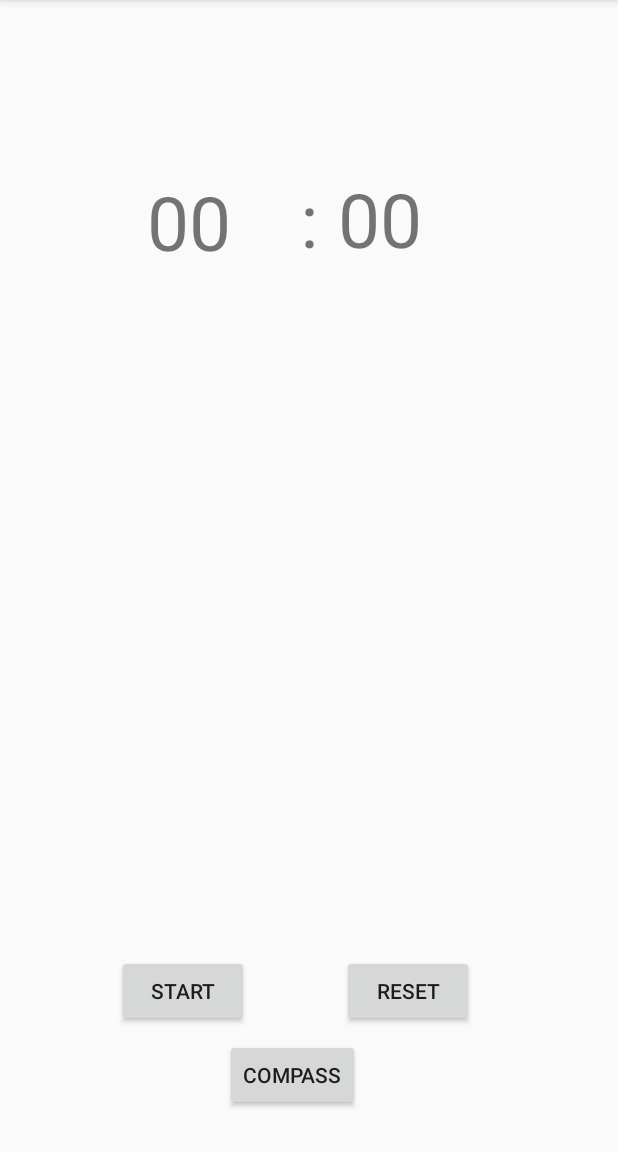
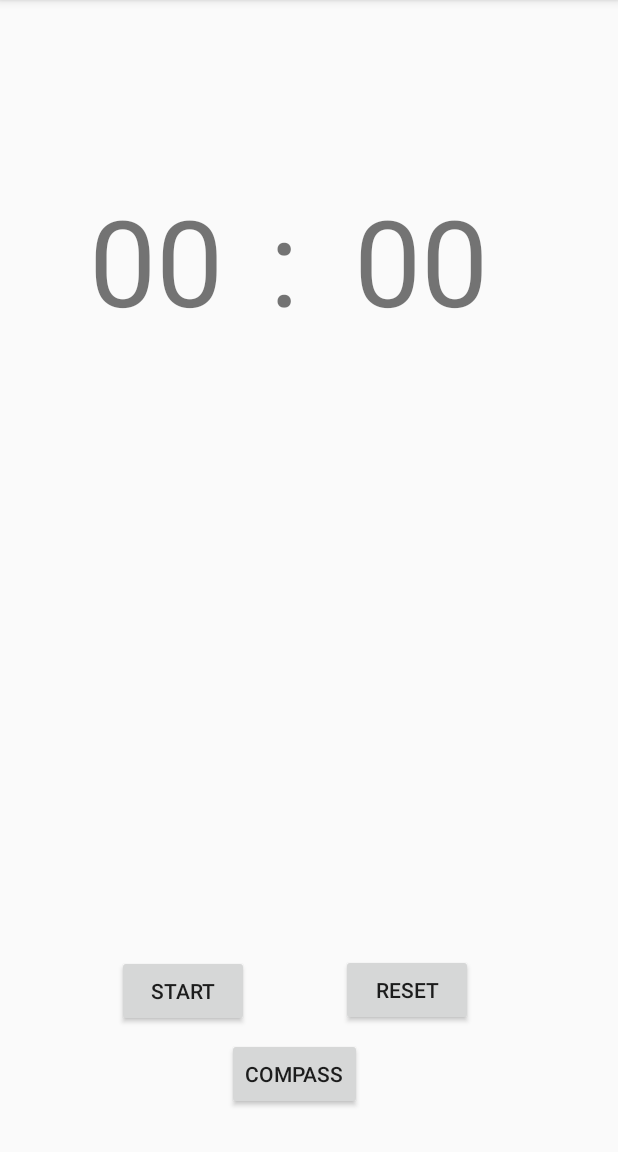
Before and after one commit to jasonclwd/CS125PROJ, an Android app: the DigitalClock screen opened directly, with no data from a screen before it, on a phone screen of 412 x 824 dp, the part 84-1236 px from its top. Run offline under Robolectric (Android 15) with nearby library versions, the phone set to English and light mode, and no system bars.

Commit message:
UI improved

```diff
--- a/app/src/main/res/layout/activity_digital_clock2.xml
+++ b/app/src/main/res/layout/activity_digital_clock2.xml
@@ -5,6 +5,7 @@
     android:layout_width="match_parent"
     android:layout_height="match_parent"
     tools:context=".DigitalClock">
+
     <Button
         android:id="@+id/button"
         android:layout_width="wrap_content"
@@ -12,9 +13,9 @@
         android:layout_alignParentStart="true"
         android:layout_alignParentLeft="true"
         android:layout_alignParentBottom="true"
-        android:layout_marginStart="150dp"
-        android:layout_marginLeft="150dp"
-        android:layout_marginBottom="27dp"
+        android:layout_marginStart="151dp"
+        android:layout_marginLeft="151dp"
+        android:layout_marginBottom="28dp"
         android:text="Compass" />
 
     <Button
@@ -36,9 +37,9 @@
         android:layout_alignParentStart="true"
         android:layout_alignParentLeft="true"
         android:layout_alignParentBottom="true"
-        android:layout_marginStart="228dp"
-        android:layout_marginLeft="228dp"
-        android:layout_marginBottom="83dp"
+        android:layout_marginStart="227dp"
+        android:layout_marginLeft="57dp"
+        android:layout_marginBottom="84dp"
         android:text="reset" />
 
     <TextView
@@ -48,20 +49,25 @@
         android:layout_alignParentStart="true"
         android:layout_alignParentLeft="true"
         android:layout_alignParentTop="true"
-        android:layout_marginStart="98dp"
-        android:layout_marginLeft="98dp"
-        android:layout_marginTop="114dp"
+        android:layout_marginStart="59dp"
+        android:layout_marginLeft="59dp"
+        android:layout_marginTop="120dp"
         android:text="00"
-        android:textSize="50dp" />
+        android:textSize="80dp" />
 
     <TextView
 
         android:layout_width="wrap_content"
         android:layout_height="wrap_content"
-        android:layout_alignTop="@+id/second"
-        android:layout_centerHorizontal="true"
+        android:layout_alignTop="@+id/minute"
+        android:layout_alignParentStart="true"
+        android:layout_alignParentLeft="true"
+        android:layout_alignParentTop="true"
+        android:layout_marginStart="180dp"
+        android:layout_marginLeft="100dp"
+        android:layout_marginTop="120dp"
         android:text=":"
-        android:textSize="50dp" />
+        android:textSize="80dp" />
 
     <TextView
         android:id="@+id/second"
@@ -70,10 +76,10 @@
         android:layout_alignParentStart="true"
         android:layout_alignParentLeft="true"
         android:layout_alignParentTop="true"
-        android:layout_marginStart="225dp"
-        android:layout_marginLeft="225dp"
-        android:layout_marginTop="112dp"
+        android:layout_marginStart="236dp"
+        android:layout_marginLeft="236dp"
+        android:layout_marginTop="120dp"
         android:text="00"
-        android:textSize="50dp" />
+        android:textSize="80dp" />
 
 </RelativeLayout>
```
